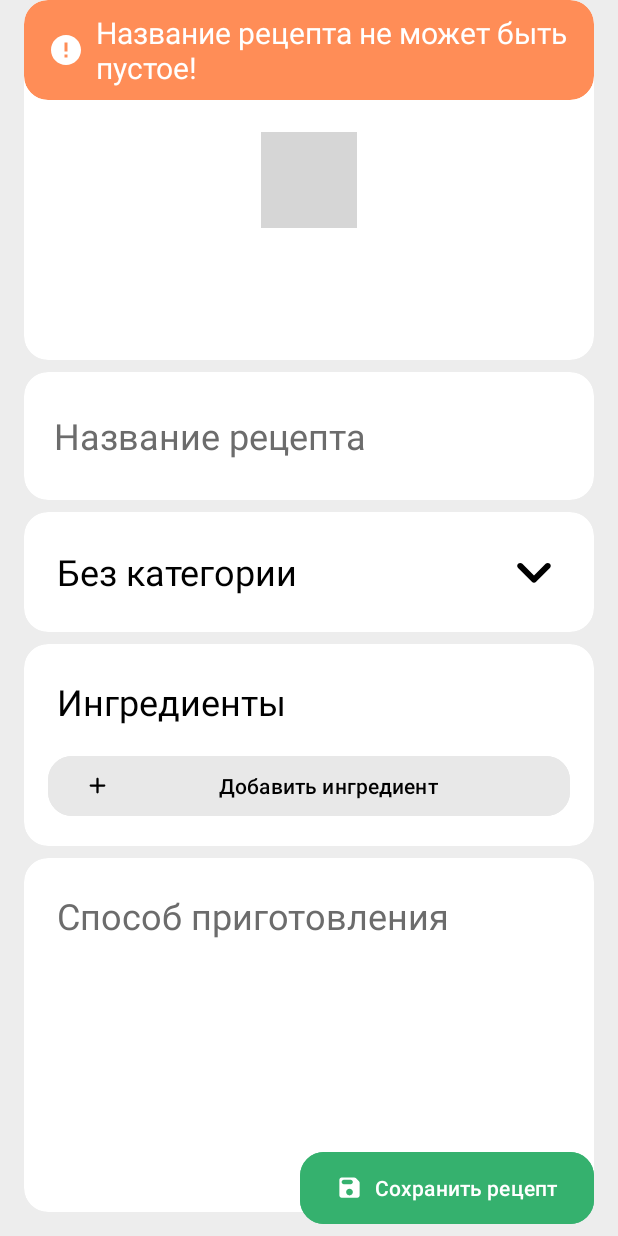
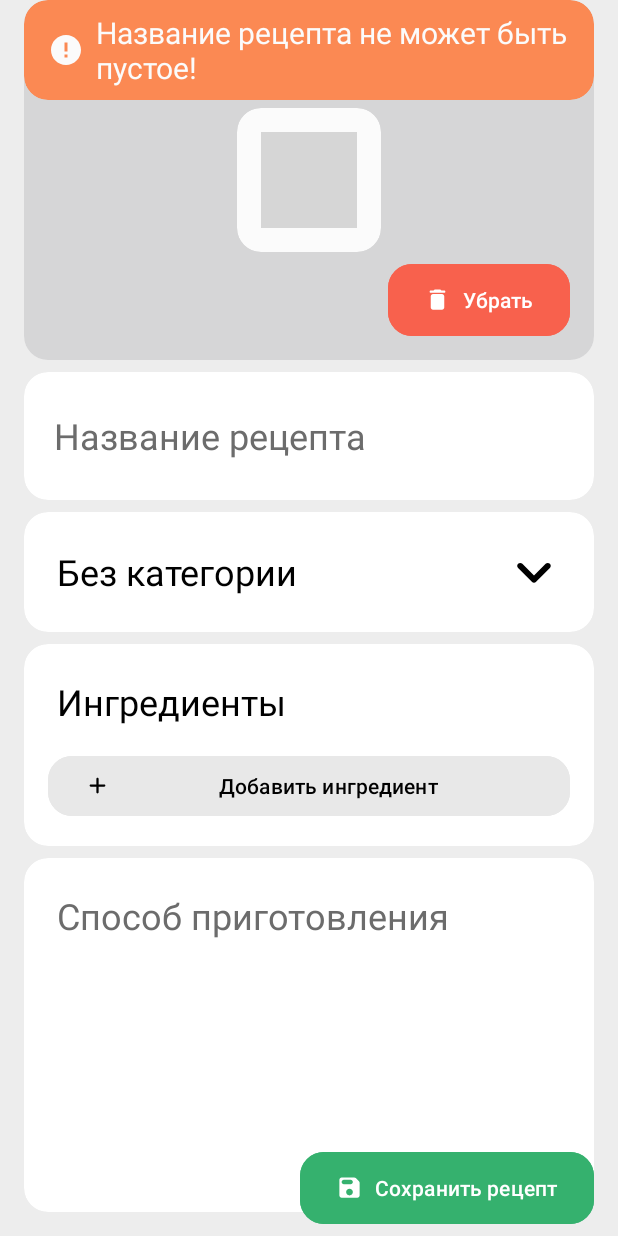
Before and after one commit to lnoxxx/BookOfRecipes, an Android app: the layout fragment_add.xml on its own in the app's theme, with its tools: preview values and no code run, on a phone screen of 412 x 824 dp. Run offline under Robolectric (Android 15) with nearby library versions, the light colour scheme and no system bars; grey boxes are pictures that could not be loaded.

Commit message:
fix duplicate category and recipe, add delete image

```diff
--- a/app/src/main/res/layout/category_item.xml
+++ b/app/src/main/res/layout/category_item.xml
@@ -24,7 +24,8 @@
             android:layout_width="match_parent"
             android:layout_height="match_parent"
             android:layout_marginHorizontal="16dp"
-            android:layout_marginVertical="16dp"
+            android:layout_marginTop="16dp"
+            android:layout_marginBottom="12dp"
             android:animateLayoutChanges="true"
             android:orientation="vertical">
 
@@ -44,7 +45,7 @@
                 android:fontFamily="sans-serif"
                 android:lineHeight="24sp"
                 android:text="Основное блюдо"
-                android:textSize="24sp" />
+                android:textSize="20sp" />
         </LinearLayout>
 
         <Button
--- a/app/src/main/res/layout/fragment_add.xml
+++ b/app/src/main/res/layout/fragment_add.xml
@@ -37,7 +37,22 @@
                     android:id="@+id/recipeImage"
                     android:layout_width="match_parent"
                     android:layout_height="match_parent"
-                    android:scaleType="centerCrop" />
+                    android:scaleType="centerCrop"
+                    tools:srcCompat="@tools:sample/backgrounds/scenic" />
+
+                <Button
+                    android:id="@+id/removePhotoButton"
+                    style="@style/RedButtonStyle"
+                    android:layout_width="wrap_content"
+                    android:layout_height="wrap_content"
+                    android:layout_gravity="bottom|right"
+                    android:layout_margin="16dp"
+                    android:insetTop="0dp"
+                    android:insetBottom="0dp"
+                    android:text="Убрать"
+                    android:visibility="visible"
+                    app:cornerRadius="16dp"
+                    app:icon="@drawable/ic_delete" />
 
                 <androidx.cardview.widget.CardView
                     android:id="@+id/addPhotoCardView"
```
Also changed, not shown: app/src/main/java/com/example/bookofrecipes/fragmenst/AddFragment.kt (+18 -0 lines), app/src/main/java/com/example/bookofrecipes/fragmenst/CategoriesFragment.kt (+11 -1 lines), app/src/main/java/com/example/bookofrecipes/fragmenst/EditRecipeFragment.kt (+21 -1 lines), app/src/main/java/com/example/bookofrecipes/fragmenst/IngredientEditFragment.kt (+10 -0 lines), app/src/main/java/com/example/bookofrecipes/fragmenst/IngredientsFragment.kt (+10 -0 lines), app/src/main/java/com/example/bookofrecipes/fragmenst/SearchIngredientFragment.kt (+10 -0 lines), app/src/main/res/layout/fragment_edit_recipe.xml (+15 -0 lines).
